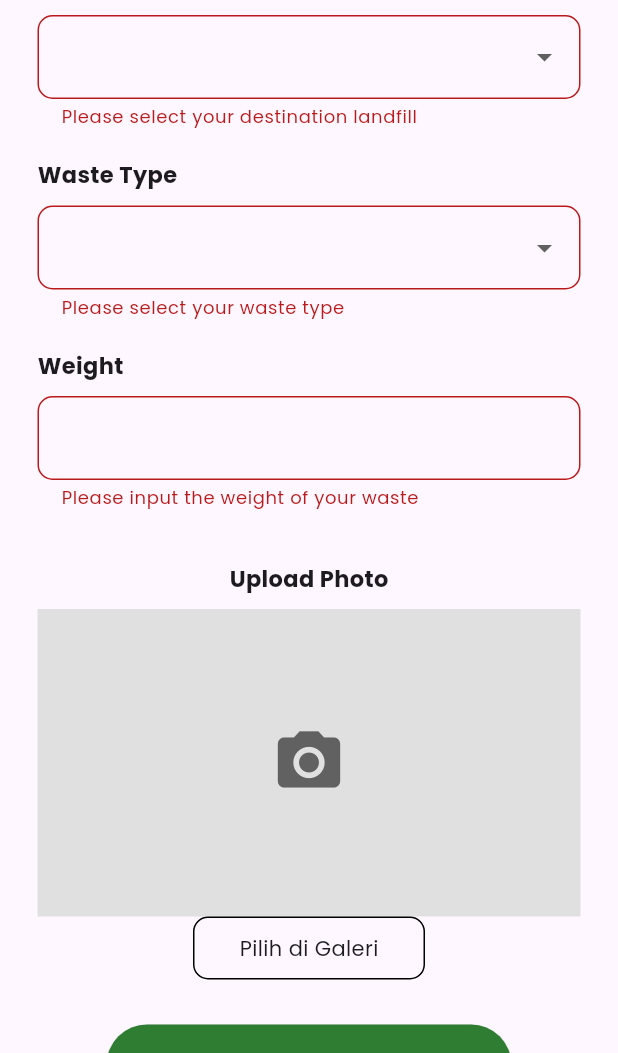
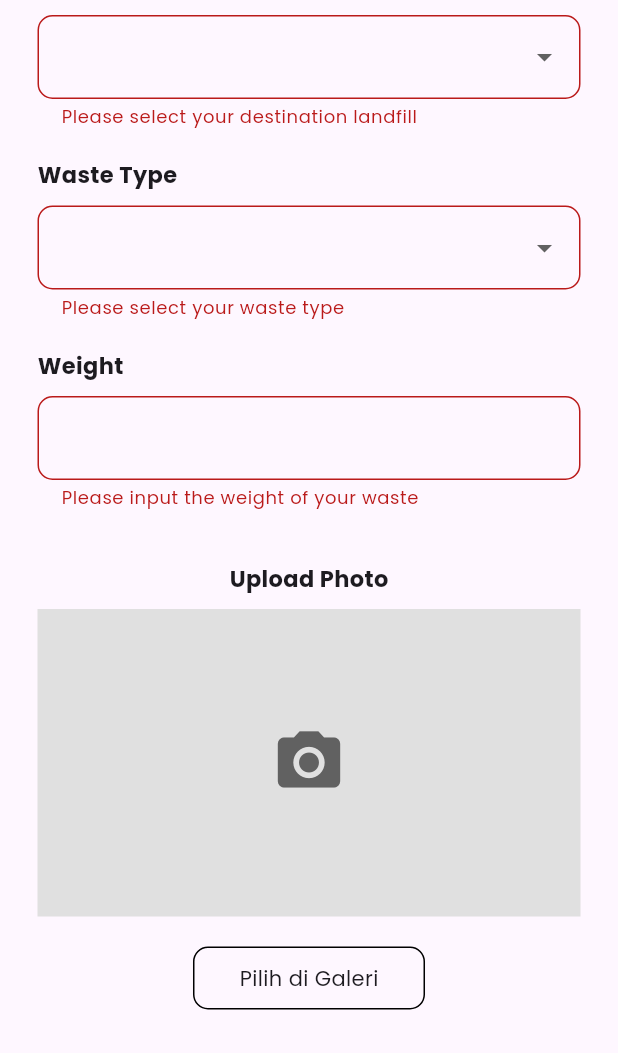
Before and after one commit to DejanPutraPratama/final_project_group4, a Flutter app: the DonateScreen screen opened directly, after a tap on "Pilih di Galeri", on a phone screen of 412 x 824 dp, the part 183-1236 px from its top. Run offline on Flutter 3.47's test engine with Material 3 defaults, Android fonts, the phone set to English and light mode, and no system bars; our stand-ins replace cloud_firestore, firebase_auth, firebase_core, firebase_storage, flutter_native_splash, get and 2 more; accounts and stored records are empty.

Commit message:
Pengembangan bagian donate screen

```diff
--- a/lib/main.dart
+++ b/lib/main.dart
@@ -7,6 +7,7 @@ import 'package:flutter_native_splash/flutter_native_splash.dart';
 import 'package:final_project_group4/page/Donatepage.dart';
 import 'package:google_fonts/google_fonts.dart';
 import 'package:final_project_group4/page/registration.dart';
+import 'package:get/get.dart';
 
 void main() async {
   WidgetsFlutterBinding.ensureInitialized();
@@ -20,14 +21,14 @@ class MyApp extends StatelessWidget {
   // This widget is the root of your application.
   @override
   Widget build(BuildContext context) {
-    return MaterialApp(
+    return GetMaterialApp(
       debugShowCheckedModeBanner: false,
       title: 'Storbage',
       theme: ThemeData(
           colorScheme: ColorScheme.fromSeed(seedColor: Colors.deepPurple),
           useMaterial3: true,
           fontFamily: GoogleFonts.poppins().fontFamily),
-      home: const LoginScreen(),
+      home: DonateScreen(),
     );
   }
 }
--- a/lib/model/photo.dart
+++ b/lib/model/photo.dart
@@ -1,10 +1,15 @@
 import 'dart:io';
+import 'package:flutter/cupertino.dart';
 import 'package:flutter/material.dart';
 import 'package:flutter/widgets.dart';
 import 'package:image_picker/image_picker.dart';
+import 'package:firebase_core/firebase_core.dart';
+import 'package:firebase_storage/firebase_storage.dart';
+import 'package:cloud_firestore/cloud_firestore.dart';
 
 class uploadPhoto extends StatefulWidget {
   final Function(File) onFileChanged;
+
   const uploadPhoto({
     super.key,
     required this.onFileChanged,
@@ -16,36 +21,57 @@ class uploadPhoto extends StatefulWidget {
 
 class _UploadPhotoState extends State<uploadPhoto> {
   final ImagePicker _picker = ImagePicker();
-  XFile? _imageFile;
+  File? _imageFile;
 
   Future<void> _pickImageFromCamera() async {
     final pickedFile = await _picker.pickImage(source: ImageSource.camera);
-    if(mounted) {
+    if (pickedFile != null) {
       setState(() {
-        _imageFile = pickedFile;
+        _imageFile = File(pickedFile.path);
       });
-    }
-    if (pickedFile != null) {
-      widget.onFileChanged(File(pickedFile.path));
+      widget.onFileChanged(_imageFile!);
+      // await _uploadImageToFirebase();
     }
   }
 
   Future<void> _pickImageFromGallery() async {
     final pickedFile = await _picker.pickImage(source: ImageSource.gallery);
-    if (mounted) {
+    if (pickedFile != null) {
       setState(() {
-        _imageFile = pickedFile;
+        _imageFile = File(pickedFile.path);
       });
-    }
-    if (pickedFile != null) {
-      widget.onFileChanged(File(pickedFile.path));
+      widget.onFileChanged(_imageFile!);
+      // await _uploadImageToFirebase();
     }
   }
+
+  // Future<void> _uploadImageToFirebase() async {
+  //   if (_imageFile == null) return;
+
+  //   try {
+  //     String fileName = 'photo/${DateTime.now().millisecondsSinceEpoch.toString()}.png';
+  //     Reference storageReference = FirebaseStorage.instance.ref().child(fileName);
+  //     UploadTask uploadTask = storageReference.putFile(_imageFile!);
+  //     TaskSnapshot snapshot = await uploadTask;
+  //     String downloadUrl = await snapshot.ref.getDownloadURL();
+
+  //     // Save image link to Firestore
+  //     await FirebaseFirestore.instance.collection('users').add({
+  //       'photoUrl': downloadUrl,
+  //       'uploadedAt': Timestamp.now(),
+  //     });
+
+  //     print('File uploaded and URL saved to Firestore');
+  //     } catch(e) {
+  //       print('Error uploading image: $e ');
+  //     }
+  //   }
+
 
   @override
   Widget build(BuildContext context) {
     return Container(
-      margin: EdgeInsets.only(
+      margin: const EdgeInsets.only(
         top: 15,
       ),
       child: Column(
@@ -58,35 +84,34 @@ class _UploadPhotoState extends State<uploadPhoto> {
             ),
           ),
           const SizedBox(height: 10),
+          Stack(
+            children: [
               Container(
                 width: double.infinity,
                 height: 205,
                 color: Colors.grey[300],
-            child: Icon(
+                child: _imageFile == null
+                ? Icon(
                   Icons.camera_alt,
                   size: 50,
                   color: Colors.grey[700],
-            ),
-          ),
-          Center(
-            child: Column(
-              mainAxisAlignment: MainAxisAlignment.center,
-              children: [
-                if (_imageFile != null)
-                  Image.file(
-                    File(_imageFile!.path),
+                ) : Image.file(
+                  _imageFile!,
                   width: double.infinity,
                   height: 205,
                   fit: BoxFit.cover,
-                  )
-                else
-                  Column(
-                    children: [
+                ),
+              ),
+            ],
+          ),
+          if (_imageFile == null)
             GestureDetector(
               onTap: _pickImageFromGallery,
               child: IntrinsicWidth(
+                child: Padding(
+                  padding: const EdgeInsets.only(top: 20),
                   child: Container(
-                            padding: EdgeInsets.symmetric(
+                    padding: const EdgeInsets.symmetric(
                       vertical: 10,
                       horizontal: 30,
                     ),
@@ -104,10 +129,6 @@ class _UploadPhotoState extends State<uploadPhoto> {
                   ),
                 ),
               ),
-                    ],
-                  )
-              ],
-            ),
             )
         ],
       ),
```
Also changed, not shown: lib/page/Donatepage.dart (+69 -5 lines). Lines whose indentation alone changed are shown as unchanged.
